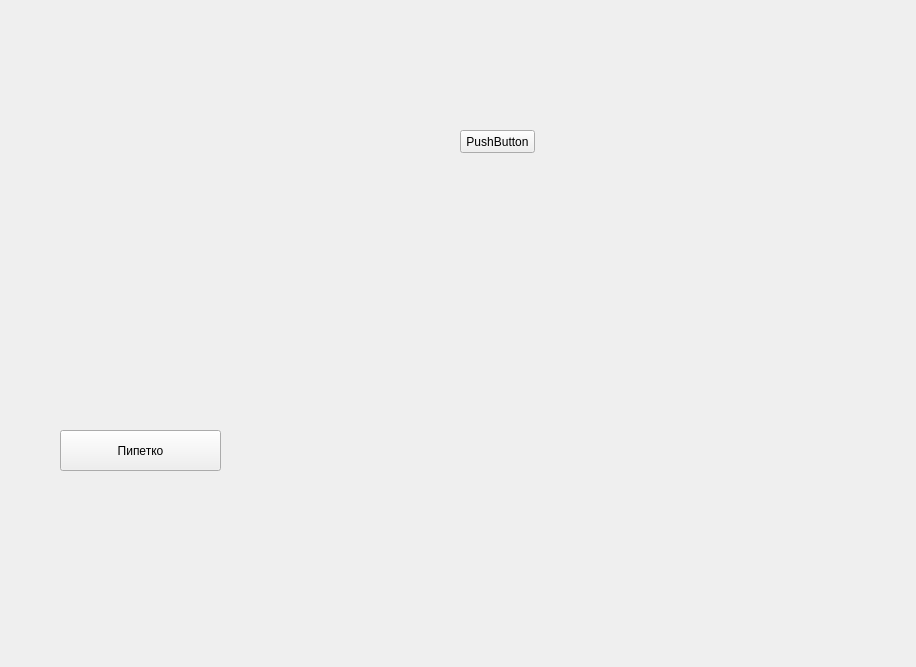
This is Tools/ResourceEditor/TestProjects/Dropper/dropper.ui in xaoctech/dava.engine as Qt 5 draws it before an edit. The edited form follows.
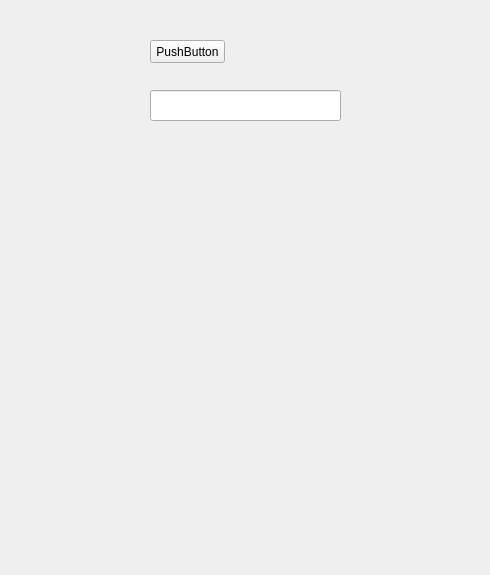
This is the edited form. Custom widgets are drawn as their Qt base class.

Diff of the .ui file:
```diff
--- a/Tools/ResourceEditor/TestProjects/Dropper/dropper.ui
+++ b/Tools/ResourceEditor/TestProjects/Dropper/dropper.ui
@@ -6,68 +6,28 @@
    <rect>
     <x>0</x>
     <y>0</y>
-    <width>916</width>
-    <height>667</height>
+    <width>490</width>
+    <height>575</height>
    </rect>
   </property>
   <property name="windowTitle">
    <string>Dropper</string>
   </property>
-  <widget class="GradientSlider" name="test_1" native="true">
+  <widget class="GradientSlider" name="test_2" native="true">
    <property name="geometry">
     <rect>
      <x>20</x>
      <y>20</y>
-     <width>301</width>
-     <height>31</height>
-    </rect>
-   </property>
-  </widget>
-  <widget class="GradientSlider" name="test_2" native="true">
-   <property name="geometry">
-    <rect>
-     <x>40</x>
-     <y>70</y>
-     <width>31</width>
-     <height>241</height>
-    </rect>
-   </property>
-  </widget>
-  <widget class="PaletteHSV" name="test_3" native="true">
-   <property name="geometry">
-    <rect>
-     <x>120</x>
-     <y>70</y>
-     <width>301</width>
-     <height>211</height>
-    </rect>
-   </property>
-  </widget>
-  <widget class="ColorPreview" name="test_4" native="true">
-   <property name="geometry">
-    <rect>
-     <x>470</x>
-     <y>30</y>
-     <width>91</width>
-     <height>81</height>
-    </rect>
-   </property>
-  </widget>
-  <widget class="ValueSlider" name="test_5" native="true">
-   <property name="geometry">
-    <rect>
-     <x>150</x>
-     <y>360</y>
-     <width>251</width>
-     <height>31</height>
+     <width>81</width>
+     <height>471</height>
     </rect>
    </property>
   </widget>
   <widget class="QPushButton" name="btn">
    <property name="geometry">
     <rect>
-     <x>460</x>
-     <y>130</y>
+     <x>150</x>
+     <y>40</y>
      <width>75</width>
      <height>23</height>
     </rect>
@@ -76,18 +36,15 @@
     <string>PushButton</string>
    </property>
   </widget>
-  <widget class="QPushButton" name="pick">
+  <widget class="QLineEdit" name="edit">
    <property name="geometry">
     <rect>
-     <x>60</x>
-     <y>430</y>
-     <width>161</width>
-     <height>41</height>
+     <x>150</x>
+     <y>90</y>
+     <width>191</width>
+     <height>31</height>
     </rect>
    </property>
-   <property name="text">
-    <string>Пипетко</string>
-   </property>
   </widget>
  </widget>
  <layoutdefault spacing="6" margin="11"/>
@@ -98,24 +55,6 @@
    <header>ColorPicker/GradientSlider.h</header>
    <container>1</container>
   </customwidget>
-  <customwidget>
-   <class>PaletteHSV</class>
-   <extends>QWidget</extends>
-   <header>ColorPicker/PaletteHSV.h</header>
-   <container>1</container>
-  </customwidget>
-  <customwidget>
-   <class>ColorPreview</class>
-   <extends>QWidget</extends>
-   <header>ColorPicker/ColorPreview.h</header>
-   <container>1</container>
-  </customwidget>
-  <customwidget>
-   <class>ValueSlider</class>
-   <extends>QWidget</extends>
-   <header>Widgets/ValueSlider.h</header>
-   <container>1</container>
-  </customwidget>
  </customwidgets>
  <resources>
   <include location="dropper.qrc"/>
```
